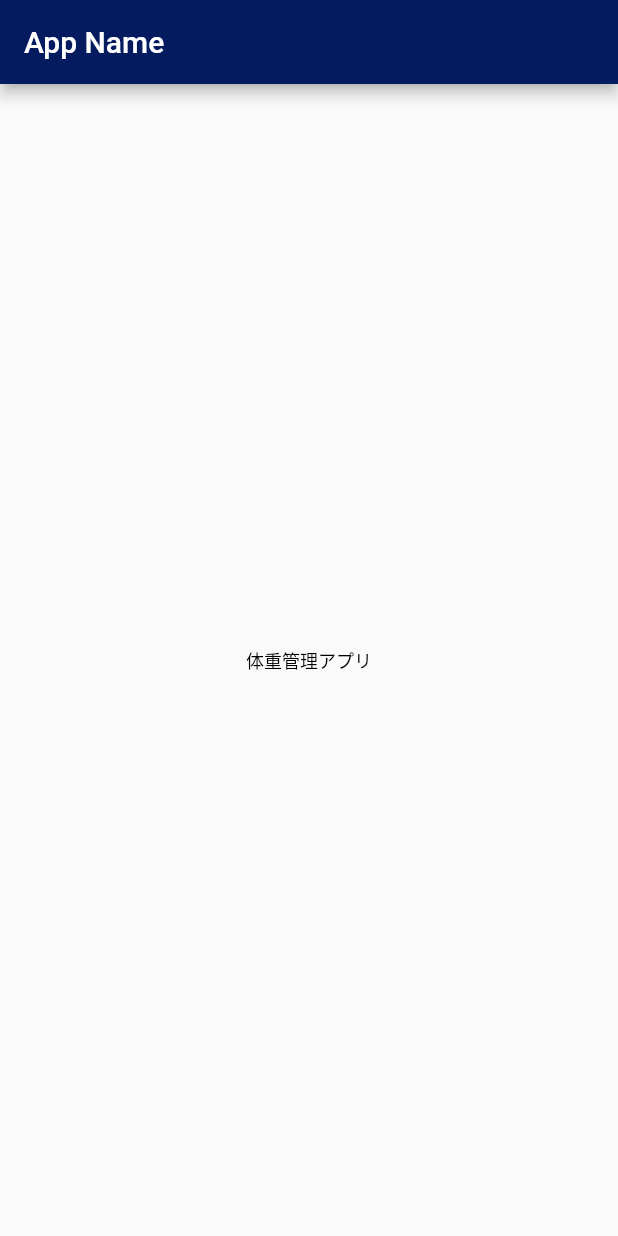
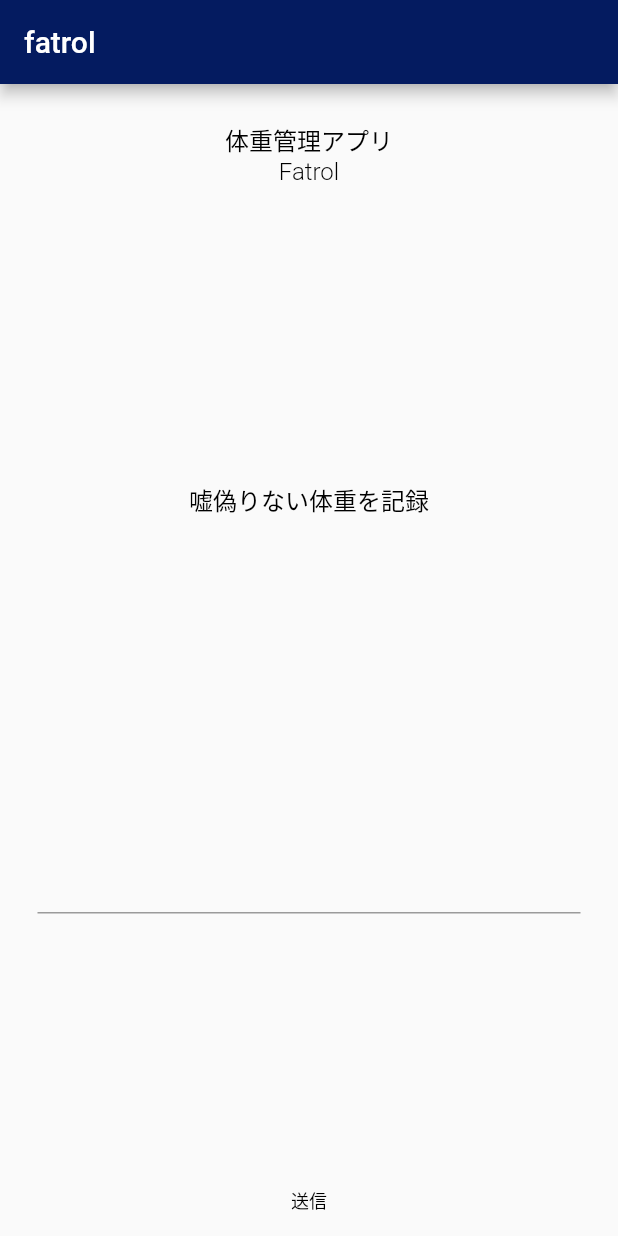
Before and after one commit to mukae9/fat, a Flutter app: the screen it shows after launch, on a phone screen of 412 x 824 dp. Run offline on Flutter 3.47's test engine with Material 2 defaults, Android fonts, the phone set to English and light mode, and no system bars.

Commit message:
フォーム追加

```diff
--- a/lib/main.dart
+++ b/lib/main.dart
@@ -28,19 +28,63 @@ class MyHomePage extends StatefulWidget {
 }
 
 class _MyHomePageState extends State<MyHomePage> {
+  var _message;
+  @override
+  void initState(){
+    _message='嘘偽りない体重を記録';
+  }
   @override
   Widget build(BuildContext context) {
     return new Scaffold(
       appBar: new AppBar(
-        title: new Text('App Name'),
+        title: new Text('fatrol'),
+
       ),
       body:
-      new Center(
-        child:
-        new Center(
-          child:
-          new Text(
-            "体重管理アプリ",
+          Column(
+            crossAxisAlignment:CrossAxisAlignment.stretch,
+            children:<Widget>[
+
+              Expanded(
+                child:Container(
+                  color: Color.fromARGB(0, 0, 0, 0),
+                  child:Padding(
+                    padding: EdgeInsets.all(25.0),
+                  child: new Text(
+                    "体重管理アプリ\nFatrol", textAlign: TextAlign.center,
+                    style: new TextStyle(fontSize:16.0,
+                    color: const Color(0xFF000000),
+                    fontWeight: FontWeight.w300,
+                        //  decoration: TextDecoration.underline,
+                    fontFamily: "Roboto"),
+                   ),
+
+                ),
+                ),
+              ),
+              Expanded(
+                child:Padding(
+                  padding: EdgeInsets.all(25.0),
+                    child:Container(
+                      color: Color.fromARGB(0, 0, 0, 0),
+                      child: new Text(
+                      _message,
+                        textAlign: TextAlign.center,
+                      style: new TextStyle(fontSize:16.0,
+                      color: const Color(0xFF000000),
+                      fontWeight: FontWeight.w300,
+                      //  decoration: TextDecoration.underline,
+                      fontFamily: "Roboto"),
+
+                      ),
+                    ),
+              ),
+
+              ),
+              Expanded(
+              child:Padding(
+                padding: EdgeInsets.all(25.0),
+                  child:TextField(
                     style: new TextStyle(fontSize:12.0,
                         color: const Color(0xFF000000),
                         fontWeight: FontWeight.w200,
@@ -48,9 +92,45 @@ class _MyHomePageState extends State<MyHomePage> {
                   ),
 
               ),
+              ),
+              FlatButton(key:null,
+                  onPressed:buttonPressed,
+                  child:
+                  Text(
+                    "送信",
+                    style: TextStyle(fontSize:12.0,
+                        color: const Color(0xFF000000),
+                        fontWeight: FontWeight.w200,
+                        fontFamily: "Roboto"),
+                  )
+              ),
+            ]
+          )
 
-      ),
+
+//      new Center(
+//        child:
+//        new Center(
+//          child:
+//          new Text(
+//            "体重管理アプリ\nFatrol",
+//            textAlign: TextAlign.center,
+//            style: new TextStyle(fontSize:16.0,
+//                color: const Color(0xFF000000),
+//                fontWeight: FontWeight.w300,
+////                decoration: TextDecoration.underline,
+//                fontFamily: "Roboto"),
+//          ),
+//
+//        ),
+//
+//      ),
 
     );
   }
+  void buttonPressed(){
+    setState(() {
+       _message="…そのままでいいと思ってんの？";
+    });
   }
+}
```
Lines whose indentation alone changed are shown as unchanged.
